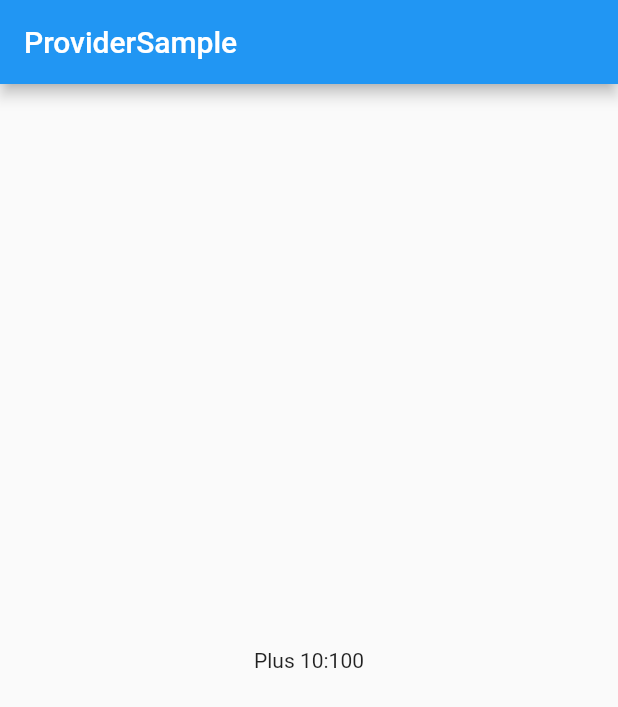
After one commit to Ta23ka98/sample_app, a Flutter app: the screen it shows after launch, on a phone screen of 412 x 824 dp. The commit adds this screen. Shown: the top 707 px of the screen. Run offline on Flutter 3.47's test engine with Material 2 defaults, Android fonts, the phone set to English and light mode, and no system bars; our stand-ins replace flutter_hooks, freezed_annotation, hooks_riverpod.

Commit message:
add: Trying Provider and StateProvider
Added ProviderSample widget to understand how to use Provider and StateProvider.

```diff
--- a/lib/presentation/counter_notifier.dart
+++ b/lib/presentation/counter_notifier.dart
@@ -1,4 +1,4 @@
-import 'package:sample_app/domain/count.dart';
+import 'package:sample_app/domain/count_state/count.dart';
 import 'package:hooks_riverpod/hooks_riverpod.dart';
 
 final counterProvider = StateNotifierProvider<CounterNotifier, Count>(
--- /dev/null
+++ b/lib/presentation/provider_sample/provider_sample.dart
@@ -0,0 +1,34 @@
+import 'package:flutter/material.dart';
+import 'package:flutter_hooks/flutter_hooks.dart';
+import 'package:hooks_riverpod/hooks_riverpod.dart';
+
+//Trying the most basic; Provider and StateProvider.
+final appNameProvider = Provider((ref) => "ProviderSample");
+
+//This time, I need to use StateProvider();
+//And then, use ref.watch and change it.
+final counterProvider = StateProvider((ref) => 10);
+final counterPlusTenProvider = Provider((ref) {
+  final count = ref.watch(counterProvider);
+  return count * 10;
+});
+
+class ProviderSample extends HookConsumerWidget {
+  const ProviderSample({Key? key}) : super(key: key);
+
+  @override
+  Widget build(BuildContext context, WidgetRef ref) {
+    //Need to ref.watch providers.
+    final appName = ref.watch(appNameProvider);
+    final plusTenCount = ref.watch(counterPlusTenProvider);
+
+    return Scaffold(
+      appBar: AppBar(
+        title: Text(appName),
+      ),
+      body: Center(
+        child: Text("Plus 10:${plusTenCount}"),
+      ),
+    );
+  }
+}
```
Also changed, not shown: lib/domain/user_state/user.dart (added, +14 -0 lines), lib/main.dart (+3 -41 lines), lib/presentation/counter_page/counter_page.dart (added, +41 -0 lines), lib/domain/count_state/count.dart (renamed from lib/domain/count.dart), lib/domain/count_state/count.freezed.dart (renamed from lib/domain/count.freezed.dart), lib/presentation/first_page/.gitkeep.dart (deleted).
